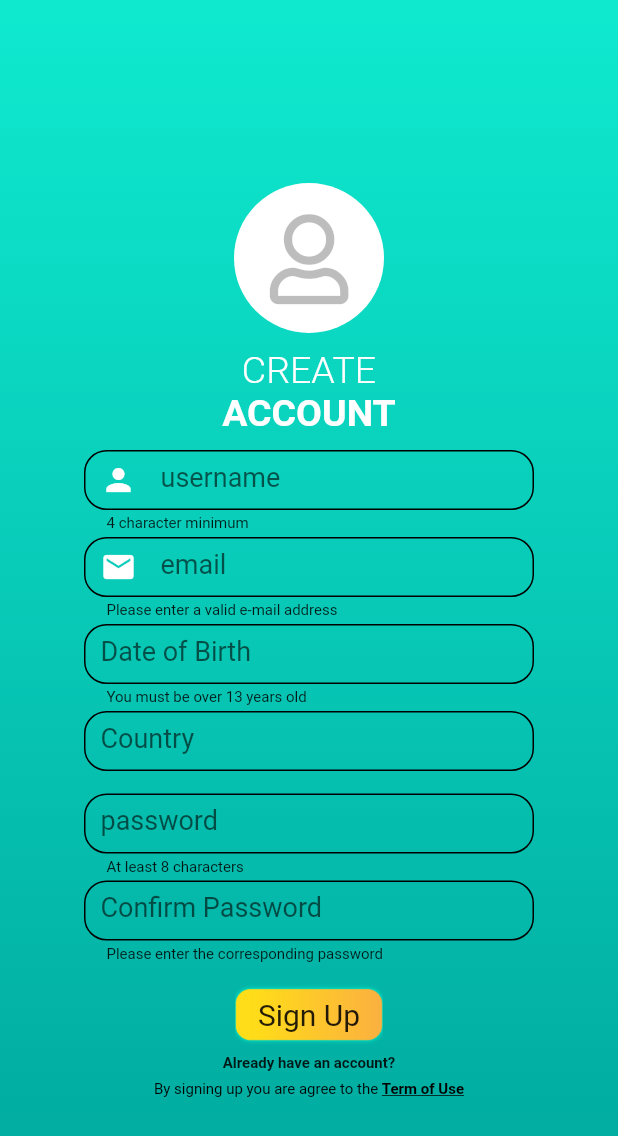
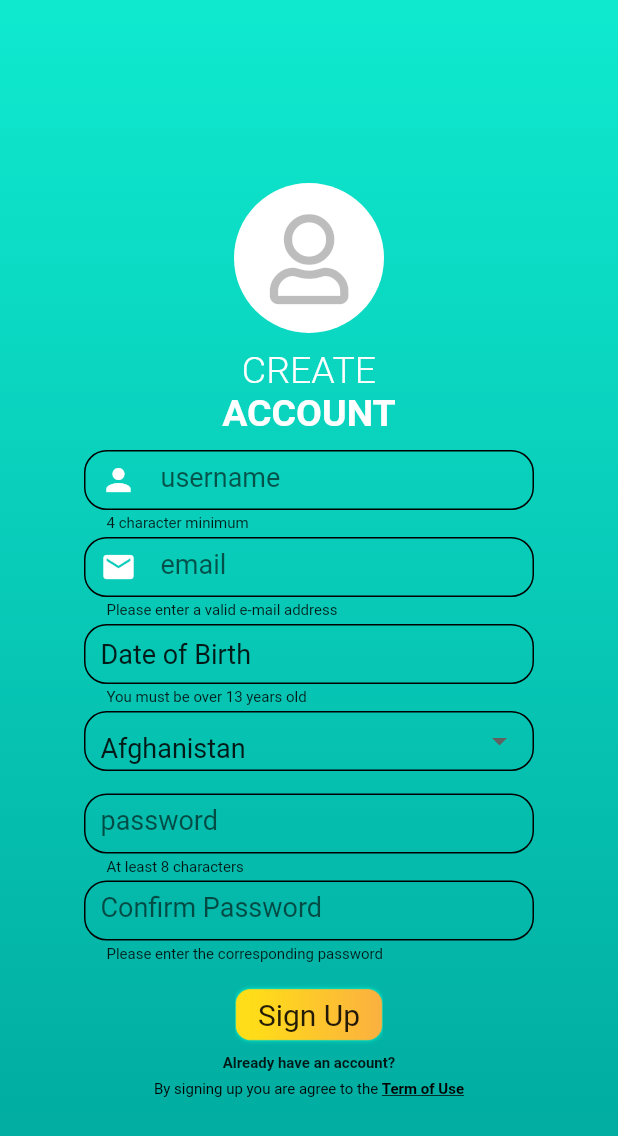
Before and after one commit to azizahmed45/opa_flutter, a Flutter app: the SignUp screen opened by its route, on a phone screen of 412 x 824 dp. Shown: the top 1136 px of the screen. Run offline on Flutter 3.47's test engine with Material 2 defaults, Android fonts, the phone set to English and light mode, and no system bars; our stand-ins replace font_awesome_flutter.

Commit message:
Spinner done

```diff
--- /dev/null
+++ b/lib/constants.dart
@@ -0,0 +1,252 @@
+const COUNTRIES = [
+  "Afghanistan",
+  "Åland Islands",
+  "Albania",
+  "Algeria",
+  "American Samoa",
+  "Andorra",
+  "Angola",
+  "Anguilla",
+  "Antarctica",
+  "Antigua and Barbuda",
+  "Argentina",
+  "Armenia",
+  "Aruba",
+  "Australia",
+  "Austria",
+  "Azerbaijan",
+  "Bahamas",
+  "Bahrain",
+  "Bangladesh",
+  "Barbados",
+  "Belarus",
+  "Belgium",
+  "Belize",
+  "Benin",
+  "Bermuda",
+  "Bhutan",
+  "Bolivia (Plurinational State of)",
+  "Bonaire, Sint Eustatius and Saba",
+  "Bosnia and Herzegovina",
+  "Botswana",
+  "Bouvet Island",
+  "Brazil",
+  "British Indian Ocean Territory",
+  "United States Minor Outlying Islands",
+  "Virgin Islands (British)",
+  "Virgin Islands (U.S.)",
+  "Brunei Darussalam",
+  "Bulgaria",
+  "Burkina Faso",
+  "Burundi",
+  "Cambodia",
+  "Cameroon",
+  "Canada",
+  "Cabo Verde",
+  "Cayman Islands",
+  "Central African Republic",
+  "Chad",
+  "Chile",
+  "China",
+  "Christmas Island",
+  "Cocos (Keeling) Islands",
+  "Colombia",
+  "Comoros",
+  "Congo",
+  "Congo (Democratic Republic of the)",
+  "Cook Islands",
+  "Costa Rica",
+  "Croatia",
+  "Cuba",
+  "Curaçao",
+  "Cyprus",
+  "Czech Republic",
+  "Denmark",
+  "Djibouti",
+  "Dominica",
+  "Dominican Republic",
+  "Ecuador",
+  "Egypt",
+  "El Salvador",
+  "Equatorial Guinea",
+  "Eritrea",
+  "Estonia",
+  "Ethiopia",
+  "Falkland Islands (Malvinas)",
+  "Faroe Islands",
+  "Fiji",
+  "Finland",
+  "France",
+  "French Guiana",
+  "French Polynesia",
+  "French Southern Territories",
+  "Gabon",
+  "Gambia",
+  "Georgia",
+  "Germany",
+  "Ghana",
+  "Gibraltar",
+  "Greece",
+  "Greenland",
+  "Grenada",
+  "Guadeloupe",
+  "Guam",
+  "Guatemala",
+  "Guernsey",
+  "Guinea",
+  "Guinea-Bissau",
+  "Guyana",
+  "Haiti",
+  "Heard Island and McDonald Islands",
+  "Holy See",
+  "Honduras",
+  "Hong Kong",
+  "Hungary",
+  "Iceland",
+  "India",
+  "Indonesia",
+  "Côte d'Ivoire",
+  "Iran (Islamic Republic of)",
+  "Iraq",
+  "Ireland",
+  "Isle of Man",
+  "Israel",
+  "Italy",
+  "Jamaica",
+  "Japan",
+  "Jersey",
+  "Jordan",
+  "Kazakhstan",
+  "Kenya",
+  "Kiribati",
+  "Kuwait",
+  "Kyrgyzstan",
+  "Lao People's Democratic Republic",
+  "Latvia",
+  "Lebanon",
+  "Lesotho",
+  "Liberia",
+  "Libya",
+  "Liechtenstein",
+  "Lithuania",
+  "Luxembourg",
+  "Macao",
+  "Macedonia (the former Yugoslav Republic of)",
+  "Madagascar",
+  "Malawi",
+  "Malaysia",
+  "Maldives",
+  "Mali",
+  "Malta",
+  "Marshall Islands",
+  "Martinique",
+  "Mauritania",
+  "Mauritius",
+  "Mayotte",
+  "Mexico",
+  "Micronesia (Federated States of)",
+  "Moldova (Republic of)",
+  "Monaco",
+  "Mongolia",
+  "Montenegro",
+  "Montserrat",
+  "Morocco",
+  "Mozambique",
+  "Myanmar",
+  "Namibia",
+  "Nauru",
+  "Nepal",
+  "Netherlands",
+  "New Caledonia",
+  "New Zealand",
+  "Nicaragua",
+  "Niger",
+  "Nigeria",
+  "Niue",
+  "Norfolk Island",
+  "Korea (Democratic People's Republic of)",
+  "Northern Mariana Islands",
+  "Norway",
+  "Oman",
+  "Pakistan",
+  "Palau",
+  "Palestine, State of",
+  "Panama",
+  "Papua New Guinea",
+  "Paraguay",
+  "Peru",
+  "Philippines",
+  "Pitcairn",
+  "Poland",
+  "Portugal",
+  "Puerto Rico",
+  "Qatar",
+  "Republic of Kosovo",
+  "Réunion",
+  "Romania",
+  "Russian Federation",
+  "Rwanda",
+  "Saint Barthélemy",
+  "Saint Helena, Ascension and Tristan da Cunha",
+  "Saint Kitts and Nevis",
+  "Saint Lucia",
+  "Saint Martin (French part)",
+  "Saint Pierre and Miquelon",
+  "Saint Vincent and the Grenadines",
+  "Samoa",
+  "San Marino",
+  "Sao Tome and Principe",
+  "Saudi Arabia",
+  "Senegal",
+  "Serbia",
+  "Seychelles",
+  "Sierra Leone",
+  "Singapore",
+  "Sint Maarten (Dutch part)",
+  "Slovakia",
+  "Slovenia",
+  "Solomon Islands",
+  "Somalia",
+  "South Africa",
+  "South Georgia and the South Sandwich Islands",
+  "Korea (Republic of)",
+  "South Sudan",
+  "Spain",
+  "Sri Lanka",
+  "Sudan",
+  "Suriname",
+  "Svalbard and Jan Mayen",
+  "Swaziland",
+  "Sweden",
+  "Switzerland",
+  "Syrian Arab Republic",
+  "Taiwan",
+  "Tajikistan",
+  "Tanzania, United Republic of",
+  "Thailand",
+  "Timor-Leste",
+  "Togo",
+  "Tokelau",
+  "Tonga",
+  "Trinidad and Tobago",
+  "Tunisia",
+  "Turkey",
+  "Turkmenistan",
+  "Turks and Caicos Islands",
+  "Tuvalu",
+  "Uganda",
+  "Ukraine",
+  "United Arab Emirates",
+  "United Kingdom of Great Britain and Northern Ireland",
+  "United States of America",
+  "Uruguay",
+  "Uzbekistan",
+  "Vanuatu",
+  "Venezuela (Bolivarian Republic of)",
+  "Viet Nam",
+  "Wallis and Futuna",
+  "Western Sahara",
+  "Yemen",
+  "Zambia",
+  "Zimbabwe"
+];
--- a/lib/main.dart
+++ b/lib/main.dart
@@ -27,6 +27,7 @@ class MyApp extends StatelessWidget {
         '/login': (_) => Login(),
         '/signUp': (_) => SignUp(),
         '/dashboard': (_) => DashBoard(),
+        '/createAccount': (_) => CreateAccount(),
       },
       home:
           Login()
--- a/lib/pages/create_account.dart
+++ b/lib/pages/create_account.dart
@@ -6,7 +6,8 @@ import 'package:opa_flutter/widgets/gradient.dart';
 class CreateAccount extends StatelessWidget {
   @override
   Widget build(BuildContext context) {
-    return Container(
+    return Scaffold(
+      body: Container(
         decoration: pageGradient,
         width: MediaQuery.of(context).size.width,
         padding: EdgeInsets.fromLTRB(40, 50, 40, 20),
@@ -67,7 +68,11 @@ class CreateAccount extends StatelessWidget {
                 SizedBox(
                   height: 10,
                 ),
-              BorderedItem(
+                GestureDetector(
+                  onTap: (){
+                    Navigator.pushNamed(context, "/signUp");
+                  },
+                  child: BorderedItem(
                       width: 250,
                       child: Container(
                         padding: EdgeInsets.symmetric(vertical: 8, horizontal: 8),
@@ -81,6 +86,7 @@ class CreateAccount extends StatelessWidget {
                           ],
                         ),
                       )),
+                ),
                 SizedBox(
                   height: 15,
                 ),
@@ -117,6 +123,7 @@ class CreateAccount extends StatelessWidget {
             )
           ],
         ),
+      ),
     );
   }
 }
--- a/lib/pages/login.dart
+++ b/lib/pages/login.dart
@@ -115,7 +115,7 @@ class Login extends StatelessWidget {
                 style: TextStyle(color: Colors.white, fontSize: 20),
               ),
               onPressed: () {
-                Navigator.pushNamed(context, "/signUp");
+                Navigator.pushNamed(context, "/createAccount");
               },
             ),
             SizedBox(height: 10,),
--- a/lib/pages/sign_up.dart
+++ b/lib/pages/sign_up.dart
@@ -5,7 +5,18 @@ import 'package:font_awesome_flutter/font_awesome_flutter.dart';
 import 'package:opa_flutter/widgets/bordered_item.dart';
 import 'package:opa_flutter/widgets/gradient.dart';
 
-class SignUp extends StatelessWidget {
+import '../constants.dart';
+
+class SignUp extends StatefulWidget {
+  @override
+  _SignUpState createState() => _SignUpState();
+}
+
+class _SignUpState extends State<SignUp> {
+
+  String _country = COUNTRIES[0];
+  DateTime _dob ;
+
   @override
   Widget build(BuildContext context) {
     return Scaffold(
@@ -96,11 +107,13 @@ class SignUp extends StatelessWidget {
                   ),
                   BorderedItem(
                     width: 300,
-                    child: TextFormField(
-                      style: TextStyle(fontSize: 18, color: Colors.white),
-                      decoration: InputDecoration(
-                          border: InputBorder.none, hintText: 'Date of Birth'),
-                    ),
+                    child: Align(
+                      alignment: Alignment.centerLeft,
+                      child: Text(
+                        _dob != null ? _dob.toIso8601String(): "Date of Birth",
+                        style: TextStyle(fontSize: 18),
+                      ),
+                    )
                   ),
                   Container(
                     width: 300,
@@ -112,14 +125,31 @@ class SignUp extends StatelessWidget {
                       style: TextStyle(fontSize: 10,),
                     ),
                   ),
-                  BorderedItem(
-                    width: 300,
-                    child: TextFormField(
-                      style: TextStyle(fontSize: 18, color: Colors.white),
-                      decoration: InputDecoration(
-                          border: InputBorder.none, hintText: 'Country'),
-                    ),
+
+                  BorderedItem(width: 300,
+                  child: DropdownButtonFormField<String>(
+                    isExpanded: true,
+                    decoration: InputDecoration(
+                      contentPadding: EdgeInsets.all(0),
+                        border: InputBorder.none),
+                    value: _country,
+                    items: COUNTRIES.map<DropdownMenuItem<String>>((e) =>
+                        DropdownMenuItem(value: e, child: Text(e, style: TextStyle(
+                          fontSize: 18
+                        ),),)
+                    ).toList(),
+                    onChanged: (value){},
                   ),
+                  )
+                  ,
+                  // BorderedItem(
+                  //   width: 300,
+                  //   child: TextFormField(
+                  //     style: TextStyle(fontSize: 18, color: Colors.white),
+                  //     decoration: InputDecoration(
+                  //         border: InputBorder.none, hintText: 'Country'),
+                  //   ),
+                  // ),
                   SizedBox(
                     height: 15,
                   ),
@@ -127,6 +157,7 @@ class SignUp extends StatelessWidget {
                     width: 300,
                     child: TextFormField(
                       style: TextStyle(fontSize: 18, color: Colors.white),
+                      obscureText: true,
                       decoration: InputDecoration(
                           border: InputBorder.none, hintText: 'password'),
                     ),
@@ -145,6 +176,7 @@ class SignUp extends StatelessWidget {
                     width: 300,
                     child: TextFormField(
                       style: TextStyle(fontSize: 18, color: Colors.white),
+                      obscureText: true,
                       decoration: InputDecoration(
                           border: InputBorder.none, hintText: 'Confirm Password'),
                     ),
@@ -163,6 +195,9 @@ class SignUp extends StatelessWidget {
                     height: 10,
                   ),
                   GestureDetector(
+                    onTap: (){
+                      Navigator.pushNamed(context, "/dashboard");
+                    },
                     child: Container(
                       padding: EdgeInsets.symmetric(vertical: 10, horizontal: 15),
                       decoration: BoxDecoration(
--- a/lib/widgets/spin_tab.dart
+++ b/lib/widgets/spin_tab.dart
@@ -1,4 +1,4 @@
-import 'dart:async';
+
 import 'dart:math';
 
 import 'package:flutter/material.dart';
@@ -21,10 +21,12 @@ class _SpinTabState extends State<SpinTab> with SingleTickerProviderStateMixin{
   bool _showGetSpin = false;
   bool _showGetVip = false;
   bool _showWin = false;
+  bool _startSpinner = false;
+  int wonPinnt = 0;
 
   AnimationController _animationController;
   Tween<double> tween;
-  double value = 2*pi;
+  double value = 0;
   int duration =3;
 
   Curve curve = Curves.linear;
@@ -107,12 +109,29 @@ class _SpinTabState extends State<SpinTab> with SingleTickerProviderStateMixin{
                       tween: Tween<double>(begin: 0, end:  value),
                       duration: Duration(seconds: 2),
                       child: Spinner(),
-                        onEnd: () =>
-                        setState(() {
-                          value += 2*pi;
-                          curve = Curves.easeOut;
-                        })
-                        ,
+                        onEnd: (){
+                          var won = value.remainder(2*pi);
+                          var perItem = (2*pi) / 8;
+                          won = won/perItem;
+                          print("$won");
+                          setState(() {
+                            _showWin = true;
+                            wonPinnt = (8 - won.ceil() -2)  * 1000;
+                          });
+
+                        },
+                        // onEnd: () =>
+                        // setState(() {
+                        //   if(_startSpinner && !success){
+                        //     value += 2*pi;
+                        //     curve = Curves.linear;
+                        //   } else if( _startSpinner && success){
+                        //     // value += pi;
+                        //     curve = Curves.easeOut;
+                        //     // _startSpinner = !_startSpinner;
+                        //   }
+                        // })
+                        // ,
                         curve: curve,
                         builder: (_, angle, widget){
                           return Transform.rotate(angle: angle, child: widget,);
@@ -124,6 +143,14 @@ class _SpinTabState extends State<SpinTab> with SingleTickerProviderStateMixin{
               ),
               GestureDetector(
                 onTap: (){
+
+                  setState(() {
+                    _startSpinner = true;
+                    success = true;
+                    // value += 2*pi + pi;
+                    value += 3*pi + ((2*pi)/8)/2;
+                    curve = Curves.easeOut;
+                  });
                   // tween.animate(_animationController);
                   // _animationController.repeat(max: 2*pi );
                   // if(_animationController.isAnimating){
@@ -232,7 +259,7 @@ class _SpinTabState extends State<SpinTab> with SingleTickerProviderStateMixin{
           ),
           if (_showGetVip) GetVip(toggleGeVip),
           if (_showGetSpin) GetSpin(toggleGetSpin),
-          if (_showWin) SpinWin("7000"),
+          if (_showWin) SpinWin(wonPinnt.toString()),
         ],
       ),
     );
--- a/lib/widgets/spinner/spinner.dart
+++ b/lib/widgets/spinner/spinner.dart
@@ -37,7 +37,7 @@ class Spinner extends StatelessWidget {
               ),
               Align(
                 alignment: Alignment.center,
-                child: Image.asset('assets/images/spin/Center.png', width: 40, height: 40,),
+                child: Image.asset('assets/images/spin/Center.png', width: 70, height: 70,),
               ),
             Align(
               alignment: Alignment.center,
```
Lines whose indentation alone changed are shown as unchanged.
